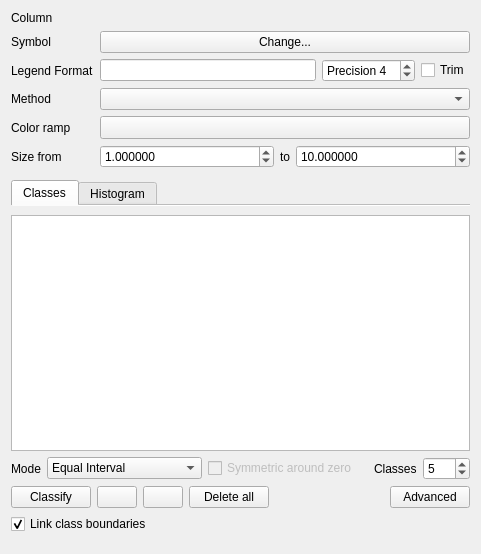
The window that src/ui/qgsgraduatedsymbolrendererv2widget.ui (qgis/QGIS) describes before a commit, drawn with Qt 5.
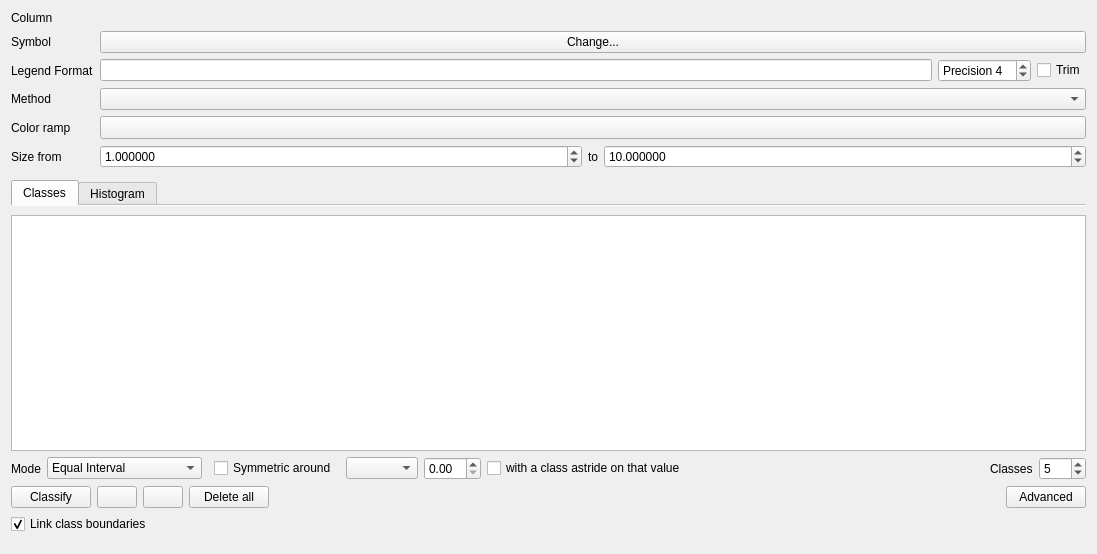
The same window after the commit. Icons and pictures are not drawn. Custom widgets are drawn as their Qt base class.

Commit message: classifiy symmetric around X for prettyBreaks, SD method and equal interval, with or without a class astride the X value

```diff
--- a/src/ui/qgsgraduatedsymbolrendererv2widget.ui
+++ b/src/ui/qgsgraduatedsymbolrendererv2widget.ui
@@ -6,7 +6,7 @@
    <rect>
     <x>0</x>
     <y>0</y>
-    <width>481</width>
+    <width>1097</width>
     <height>554</height>
    </rect>
   </property>
@@ -347,12 +347,18 @@
           </widget>
          </item>
          <item>
-          <widget class="QCheckBox" name="cbxSymmetricAroundZero">
+          <widget class="QWidget" name="widget" native="true"/>
+         </item>
+         <item>
+          <widget class="QCheckBox" name="cbxClassifySymmetric">
            <property name="enabled">
-            <bool>false</bool>
+            <bool>true</bool>
+           </property>
+           <property name="visible">
+            <bool>true</bool>
            </property>
            <property name="text">
-            <string>Symmetric around zero</string>
+            <string>Symmetric around </string>
            </property>
            <property name="checkable">
             <bool>true</bool>
@@ -368,6 +374,23 @@
            </property>
           </widget>
          </item>
+         <item>
+          <widget class="QComboBox" name="cboSymmetryPointForPretty"/>
+         </item>
+         <item>
+          <widget class="QDoubleSpinBox" name="spinSymmetryPointForOtherMethods">
+           <property name="specialValueText">
+            <string/>
+           </property>
+          </widget>
+         </item>
+         <item>
+          <widget class="QCheckBox" name="cbxAstride">
+           <property name="text">
+            <string>with a class astride on that value</string>
+           </property>
+          </widget>
+         </item>
          <item>
           <spacer name="horizontalSpacer_4">
            <property name="orientation">
```
Left out of the diff: 3 changed lines with no effect on the pictures. The commit also changes 5 other files.
